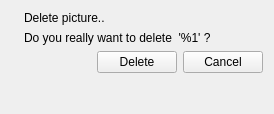
Above: client/uiforms/picture_delete.ui from Wolframe/configurator before the change. Below: the same form after it.
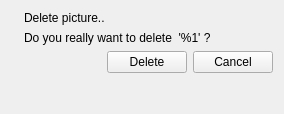
That is the form after the change. Icons and pictures are not drawn.

Commit message: added some forms for getting picture attributes without the picture

What changed in the file:
```diff
--- a/client/uiforms/picture_delete.ui
+++ b/client/uiforms/picture_delete.ui
@@ -9,7 +9,7 @@
    <rect>
     <x>0</x>
     <y>0</y>
-    <width>274</width>
+    <width>284</width>
     <height>114</height>
    </rect>
   </property>
```
Left out of the diff: 6 changed lines with no effect on the pictures. The commit also changes 3 other files.
